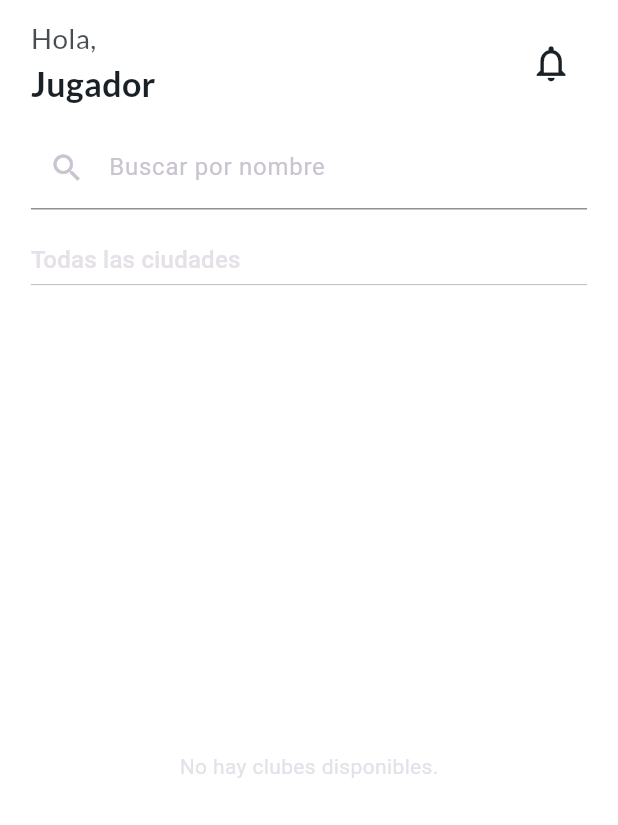
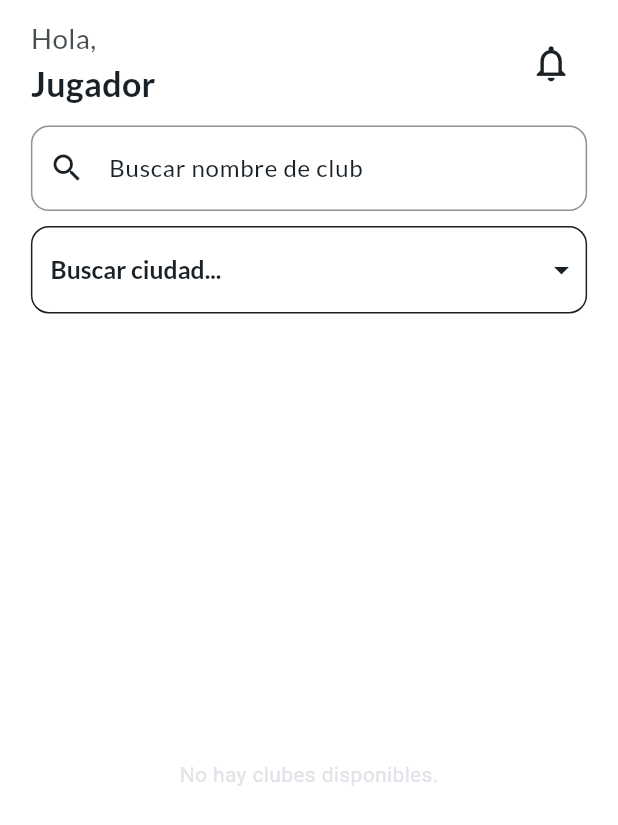
Before and after one commit to GeorgeLN/padel_app, a Flutter app: the HomePage screen opened directly, on a phone screen of 412 x 824 dp. Shown: the top 825 px of the screen. Run offline on Flutter 3.47's test engine with Material 3 defaults, Android fonts, the phone set to English and light mode, and no system bars; our stand-ins replace cloud_firestore, firebase_auth, firebase_core, flutter_bloc, google_fonts, iconly; accounts and stored records are empty.

Commit message:
Se hacen retoques en el home, se arregla la lista de clubles, el filtro y el buscador.

```diff
--- a/lib/features/pages/canchas_page.dart
+++ b/lib/features/pages/canchas_page.dart
@@ -41,9 +41,7 @@ class CanchasPage extends StatelessWidget {
                 return const Center(child: Text('No hay canchas disponibles.'));
               }
 
-              final clubes = canchaSnapshot.data!.docs
-                  .map((doc) => Club.fromFirestore(doc))
-                  .toList();
+              final clubes = canchaSnapshot.data!.docs.map((doc) => Club.fromFirestore(doc)).toList();
               final cancha = clubes.firstWhere((c) => c.nombre == quedada.lugar, orElse: () => Club(id: '0', nombre: '', direccion: '', ciudad: ''));
 
               return ListView.builder(
--- a/lib/features/pages/home_page.dart
+++ b/lib/features/pages/home_page.dart
@@ -90,12 +90,37 @@ class _HomePageState extends State<HomePage> {
                       _searchQuery = value;
                     });
                   },
-                  decoration: const InputDecoration(
-                    labelText: 'Buscar por nombre',
-                    prefixIcon: Icon(Icons.search),
+                  style: GoogleFonts.lato(
+                    color: AppColors.textBlack,
+                    fontSize: size.width * 0.04,
+                  ),
+                  cursorColor: AppColors.primaryBlack,
+
+                  decoration: InputDecoration(
+                    border: OutlineInputBorder(
+                      borderRadius: BorderRadius.circular(12),
+                      borderSide: BorderSide(color: AppColors.primaryBlack, width: 1),
+                    ),
+                    focusedBorder: OutlineInputBorder(
+                      borderRadius: BorderRadius.circular(12),
+                      borderSide: BorderSide(color: AppColors.primaryBlack, width: 1),
+                    ),
+                    hintText: 'Ingrese el nombre del club',
+                    hintStyle: GoogleFonts.lato(
+                      color: AppColors.textBlack.withValues(alpha: 0.5),
+                      fontSize: 16,
+                    ),
+                    labelText: 'Buscar nombre de club',
+                    labelStyle: GoogleFonts.lato(
+                      color: AppColors.textBlack,
+                      fontSize: 16,
+                    ),
+                    prefixIcon: Icon(Icons.search, color: AppColors.primaryBlack),
                   ),
                 ),
+
                 const SizedBox(height: 10),
+
                 StreamBuilder<QuerySnapshot>(
                   stream: FirebaseFirestore.instance.collection('clubes').snapshots(),
                   builder: (context, snapshot) {
@@ -103,14 +128,44 @@ class _HomePageState extends State<HomePage> {
                       return const SizedBox.shrink();
                     }
                     final cities = snapshot.data!.docs.map((doc) => doc['ciudad'] as String).toSet().toList();
-                    return DropdownButton<String>(
+                    return Container(
+                      padding: EdgeInsets.all(size.width * 0.01),
+
+                      decoration: BoxDecoration(
+                        border: Border.all(color: AppColors.primaryBlack, width: 1),
+                        borderRadius: BorderRadius.circular(12),
+                      ),
+
+                      child: DropdownButton<String>(
                         value: _selectedCity,
-                      hint: const Text('Filtrar por ciudad'),
+                        dropdownColor: Colors.white,
+                        icon: const Icon(Icons.arrow_drop_down, color: AppColors.primaryBlack),
+
+                        style: GoogleFonts.lato(
+                          color: AppColors.textBlack,
+                          fontSize: size.width * 0.04,
+                        ),
+
+                        underline: Container(
+                          height: 1,
+                          color: Colors.transparent,
+                        ),
+
                         isExpanded: true,
                         items: [
-                        const DropdownMenuItem(
+                          DropdownMenuItem(
                             value: null,
-                          child: Text('Todas las ciudades'),
+                            child: Padding(
+                              padding: const EdgeInsets.all(8.0),
+                              child: Text(
+                                'Buscar ciudad...',
+                                style: GoogleFonts.lato(
+                                  color: AppColors.textBlack,
+                                  fontSize: size.width * 0.04,
+                                  fontWeight: FontWeight.bold,
+                                ),
+                              ),
+                            ),
                           ),
                           ...cities.map((city) => DropdownMenuItem(
                                 value: city,
@@ -122,6 +177,7 @@ class _HomePageState extends State<HomePage> {
                             _selectedCity = value;
                           });
                         },
+                      ),
                     );
                   },
                 ),
@@ -149,59 +205,36 @@ class _HomePageState extends State<HomePage> {
                   clubes = clubes.where((club) => club.ciudad == _selectedCity).toList();
                 }
 
-                return ListView.builder(
+                return Padding(
+                  padding: const EdgeInsets.all(9.0),
+                  child: ListView.builder(
                     itemCount: clubes.length,
                     itemBuilder: (context, index) {
                       final club = clubes[index];
                       return ListTile(
-                      title: Text(club.nombre),
-                      subtitle: Text('${club.direccion}, ${club.ciudad}'),
+                        title: Text(
+                          club.nombre,
+                          style: GoogleFonts.lato(
+                            color: AppColors.textBlack,
+                            fontSize: size.width * 0.045,
+                            fontWeight: FontWeight.bold,
+                          ),
+                        ),
+                        subtitle: Text(
+                          '${club.ciudad} - ${club.direccion}',
+                          style: GoogleFonts.lato(
+                            color: AppColors.textBlack.withValues(alpha: 0.7),
+                            fontSize: size.width * 0.04,
+                          ),
+                        ),
                       );
                     },
+                  ),
                 );
               },
             ),
           ),
         ],
-      ),
-    );
-  }
-}
-
-class SearchWhiteText extends StatelessWidget {
-  const SearchWhiteText({
-    super.key,
-    required this.size,
-  });
-
-  final Size size;
-
-  @override
-  Widget build(BuildContext context) {
-    return Padding( // Usar Padding en lugar de Container con margin
-      padding: EdgeInsets.symmetric(vertical: size.height * 0.02, horizontal: size.width * 0.05),
-      child: TextFormField(
-        style: GoogleFonts.lato(color: AppColors.textBlack, fontSize: size.width * 0.04),
-        decoration: InputDecoration(
-          prefixIcon: Icon(Icons.search, color: AppColors.textBlack.withValues(alpha: 0.7), size: size.width * 0.055),
-          filled: true,
-          fillColor: Colors.white,
-          hintText: 'Buscar torneos, jugadores...',
-          hintStyle: GoogleFonts.lato(color: AppColors.textBlack.withValues(alpha: 0.5), fontSize: size.width * 0.04),
-          contentPadding: EdgeInsets.symmetric(vertical: size.height * 0.018, horizontal: size.width * 0.04), // Ajustado
-          enabledBorder: OutlineInputBorder(
-            borderRadius: BorderRadius.circular(12),
-            borderSide: BorderSide(color: Colors.grey.shade300, width: 1),
-          ),
-          focusedBorder: OutlineInputBorder(
-            borderRadius: BorderRadius.circular(12),
-            borderSide: const BorderSide(color: AppColors.primaryGreen, width: 1.5),
-          ),
-          border: OutlineInputBorder(
-            borderRadius: BorderRadius.circular(12),
-            borderSide: BorderSide(color: Colors.grey.shade300, width: 1),
-          ),
-        ),
       ),
     );
   }
```
Lines whose indentation alone changed are shown as unchanged.
